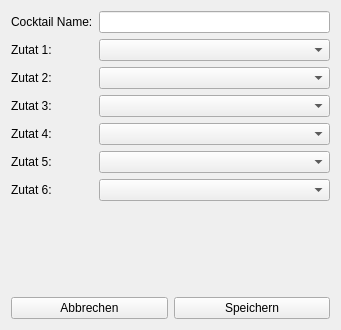
Old version of the form DesktopApp/addcocktail.ui in the repository Filaton/cnc.
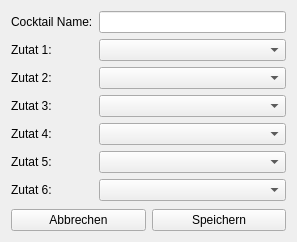
New version of the form.

```diff
--- a/DesktopApp/addcocktail.ui
+++ b/DesktopApp/addcocktail.ui
@@ -6,8 +6,8 @@
    <rect>
     <x>0</x>
     <y>0</y>
-    <width>341</width>
-    <height>330</height>
+    <width>297</width>
+    <height>242</height>
    </rect>
   </property>
   <property name="windowTitle">
@@ -90,6 +90,13 @@
    </item>
    <item>
     <layout class="QGridLayout" name="gridLayout">
+     <item row="0" column="0">
+      <widget class="QPushButton" name="AbortButton">
+       <property name="text">
+        <string>Abbrechen</string>
+       </property>
+      </widget>
+     </item>
      <item row="0" column="1">
       <widget class="QPushButton" name="SaveButton">
        <property name="text">
@@ -97,13 +104,6 @@
        </property>
       </widget>
      </item>
-     <item row="0" column="0">
-      <widget class="QPushButton" name="pushButton_2">
-       <property name="text">
-        <string>Abbrechen</string>
-       </property>
-      </widget>
-     </item>
     </layout>
    </item>
   </layout>
```
Left out of the diff: 35 changed lines with no effect on the pictures.
